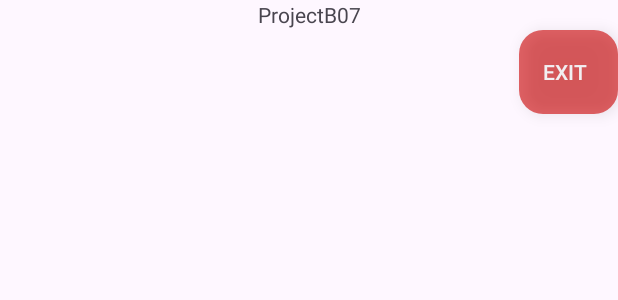
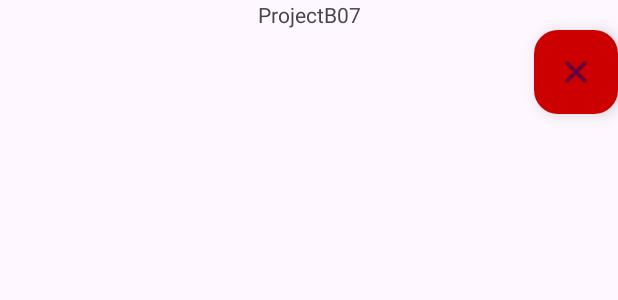
Before and after one commit to 6Beaming/ProjectB07, an Android app: the layout activity_main.xml on its own in the app's theme, with its tools: preview values and no code run, on a phone screen of 412 x 824 dp. Shown: the top 300 px of the screen. Run offline under Robolectric (Android 15) with nearby library versions, the phone set to English and light mode, and no system bars.

Commit message:
fix: change back to FloatingActionButton instead of ExtendedFloatingActionButton

```diff
--- a/app/src/main/res/layout/activity_main.xml
+++ b/app/src/main/res/layout/activity_main.xml
@@ -39,16 +39,15 @@
         app:layout_constraintTop_toBottomOf="@id/textView"
         app:layout_constraintVertical_bias="1.0" />
 
-    <com.google.android.material.floatingactionbutton.ExtendedFloatingActionButton
+    <com.google.android.material.floatingactionbutton.FloatingActionButton
         android:id="@+id/fab_emergency_exit"
         android:layout_width="66dp"
         android:layout_height="wrap_content"
         android:layout_marginTop="20dp"
+        android:contentDescription="Emergency Exit"
         app:layout_constraintEnd_toEndOf="parent"
         app:layout_constraintTop_toTopOf="parent"
-        android:alpha="0.6"
-        android:text="EXIT"
-        android:textColor="@android:color/white"
-        app:backgroundTint="@android:color/holo_red_dark" />
+        app:backgroundTint="@android:color/holo_red_dark"
+        app:srcCompat="@android:drawable/ic_menu_close_clear_cancel"/>
 
 </androidx.constraintlayout.widget.ConstraintLayout>
```
